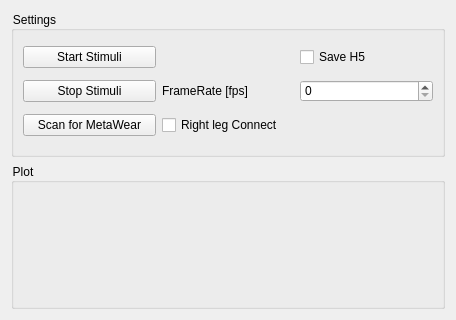
This is Experiment.UI in liorse/Lital_IMU_Tobii_Pro_Integration as Qt 5 draws it before an edit. The edited form follows.
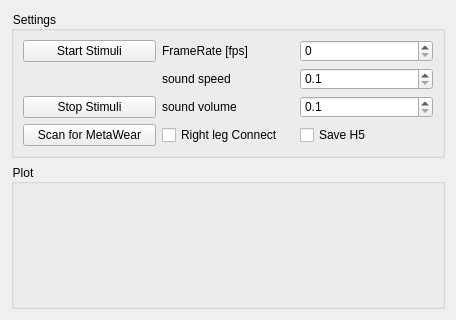
This is the edited form.

Commit message: sound speed and volume working almost perfectly

What changed in the file:
```diff
--- a/Experiment.UI
+++ b/Experiment.UI
@@ -26,49 +26,35 @@
       <string>Settings</string>
      </property>
      <layout class="QGridLayout" name="gridLayout">
-      <item row="0" column="2">
+      <item row="3" column="2">
        <widget class="QCheckBox" name="save_h5_checkBox">
         <property name="text">
          <string>Save H5</string>
         </property>
        </widget>
       </item>
-      <item row="2" column="0">
-       <widget class="QPushButton" name="Scan_metawear_pushButton">
-        <property name="text">
-         <string>Scan for MetaWear</string>
-        </property>
-       </widget>
-      </item>
-      <item row="2" column="1">
+      <item row="3" column="1">
        <widget class="QCheckBox" name="RightLegConnectCheckBox">
         <property name="text">
          <string>Right leg Connect</string>
         </property>
        </widget>
       </item>
-      <item row="0" column="0">
-       <widget class="QPushButton" name="start_stimuli_pushButton">
+      <item row="3" column="0">
+       <widget class="QPushButton" name="Scan_metawear_pushButton">
         <property name="text">
-         <string>Start Stimuli</string>
+         <string>Scan for MetaWear</string>
         </property>
        </widget>
       </item>
-      <item row="1" column="0">
+      <item row="2" column="0">
        <widget class="QPushButton" name="stop_stimuli_pushButton">
         <property name="text">
          <string>Stop Stimuli</string>
         </property>
        </widget>
       </item>
-      <item row="1" column="1">
-       <widget class="QLabel" name="framerate_label_label">
-        <property name="text">
-         <string>FrameRate [fps]</string>
-        </property>
-       </widget>
-      </item>
-      <item row="1" column="2">
+      <item row="0" column="2">
        <widget class="QDoubleSpinBox" name="fps_spinBox">
         <property name="decimals">
          <number>0</number>
@@ -81,6 +67,66 @@
         </property>
        </widget>
       </item>
+      <item row="0" column="0">
+       <widget class="QPushButton" name="start_stimuli_pushButton">
+        <property name="text">
+         <string>Start Stimuli</string>
+        </property>
+       </widget>
+      </item>
+      <item row="0" column="1">
+       <widget class="QLabel" name="framerate_label_label">
+        <property name="text">
+         <string>FrameRate [fps]</string>
+        </property>
+       </widget>
+      </item>
+      <item row="1" column="1">
+       <widget class="QLabel" name="framerate_label_label_2">
+        <property name="text">
+         <string>sound speed</string>
+        </property>
+       </widget>
+      </item>
+      <item row="2" column="1">
+       <widget class="QLabel" name="framerate_label_label_3">
+        <property name="text">
+         <string>sound volume</string>
+        </property>
+       </widget>
+      </item>
+      <item row="1" column="2">
+       <widget class="QDoubleSpinBox" name="sound_speed_spinBox">
+        <property name="decimals">
+         <number>1</number>
+        </property>
+        <property name="minimum">
+         <double>0.100000000000000</double>
+        </property>
+        <property name="maximum">
+         <double>10.000000000000000</double>
+        </property>
+        <property name="singleStep">
+         <double>0.100000000000000</double>
+        </property>
+       </widget>
+      </item>
+      <item row="2" column="2">
+       <widget class="QDoubleSpinBox" name="sound_volume_spinBox">
+        <property name="decimals">
+         <number>1</number>
+        </property>
+        <property name="minimum">
+         <double>0.100000000000000</double>
+        </property>
+        <property name="maximum">
+         <double>2.000000000000000</double>
+        </property>
+        <property name="singleStep">
+         <double>0.100000000000000</double>
+        </property>
+       </widget>
+      </item>
      </layout>
     </widget>
    </item>
```
The commit also changes 2 other files.
